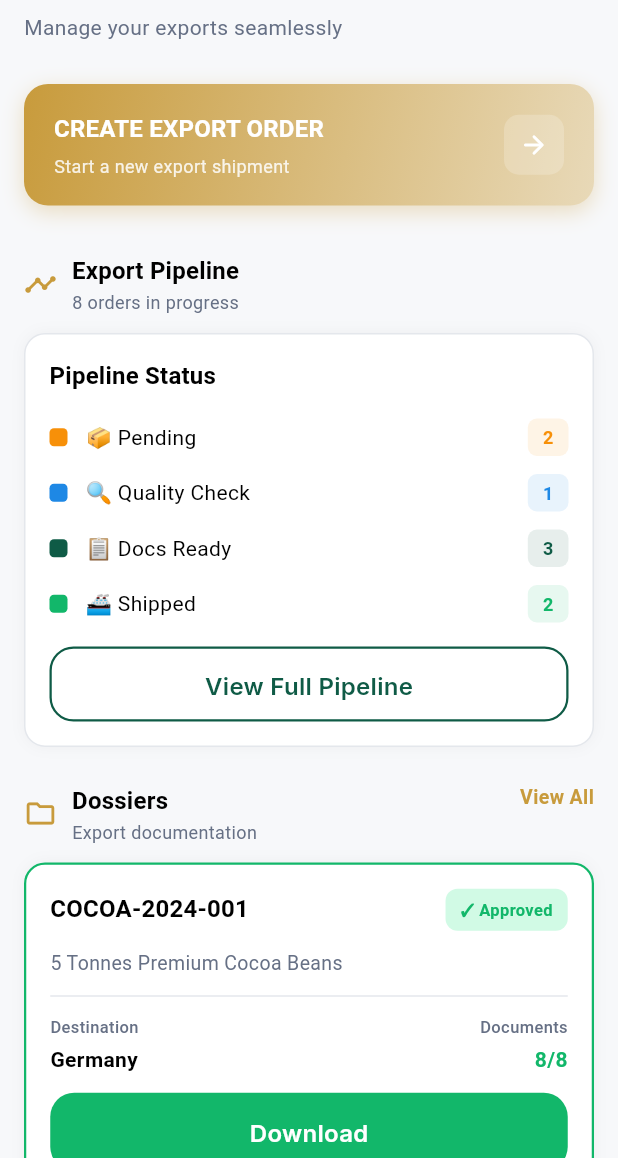
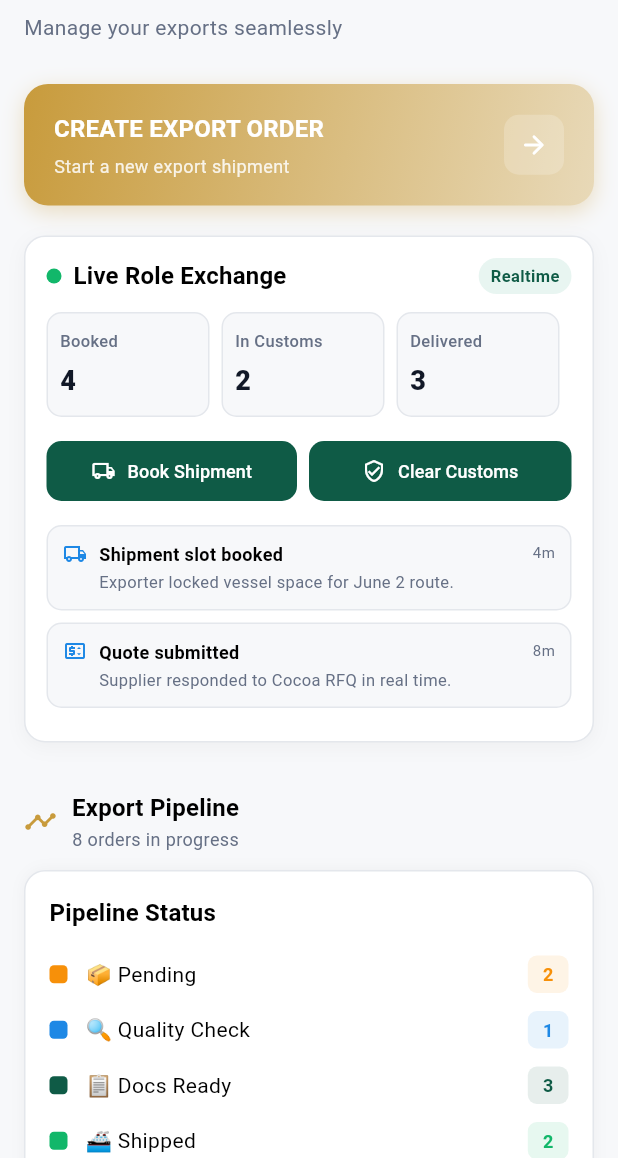
Before and after one commit to Ukwun/AfriGO, a Flutter app: the ExporterHomeScreen screen opened by its route, on a phone screen of 412 x 824 dp, the part 78-1236 px from its top. Run offline on Flutter 3.47's test engine with Material 3 defaults, Android fonts, the phone set to English and light mode, and no system bars; our stand-ins replace carousel_slider, dio, firebase_auth, firebase_core, firebase_messaging, fl_chart and 15 more; missing offline and left inert: flutter_facebook_auth; accounts and stored records are empty; generated files the repository leaves out were written again.

Commit message:
Implement real-time cross-role interaction model on role dashboards
- Add shared live market activity provider for buyer/supplier/exporter
- Introduce interactive Live Role Exchange panel with animated metrics/events
- Wire role-specific real-time actions (RFQ, quote, lot ready, shipment, customs, payment)
- Embed panel into buyer, supplier, and exporter home screens
- Ensure role actions are clickable and update shared state instantly
- Keep transitions smooth with animated counters and event feed

```diff
--- /dev/null
+++ b/mobile-app/lib/presentation/providers/live_market_activity_provider.dart
@@ -0,0 +1,226 @@
+import 'package:flutter_riverpod/flutter_riverpod.dart';
+
+enum LiveActorRole { buyer, supplier, exporter }
+
+enum LiveEventType {
+  rfqPosted,
+  quoteSubmitted,
+  lotReady,
+  shipmentBooked,
+  customsCleared,
+  paymentReleased,
+}
+
+class LiveRoleStats {
+  const LiveRoleStats({
+    required this.openRfqs,
+    required this.activeQuotes,
+    required this.readyLots,
+    required this.bookedShipments,
+    required this.inCustoms,
+    required this.deliveredToday,
+  });
+
+  final int openRfqs;
+  final int activeQuotes;
+  final int readyLots;
+  final int bookedShipments;
+  final int inCustoms;
+  final int deliveredToday;
+
+  LiveRoleStats copyWith({
+    int? openRfqs,
+    int? activeQuotes,
+    int? readyLots,
+    int? bookedShipments,
+    int? inCustoms,
+    int? deliveredToday,
+  }) {
+    return LiveRoleStats(
+      openRfqs: openRfqs ?? this.openRfqs,
+      activeQuotes: activeQuotes ?? this.activeQuotes,
+      readyLots: readyLots ?? this.readyLots,
+      bookedShipments: bookedShipments ?? this.bookedShipments,
+      inCustoms: inCustoms ?? this.inCustoms,
+      deliveredToday: deliveredToday ?? this.deliveredToday,
+    );
+  }
+}
+
+class LiveActivityEvent {
+  const LiveActivityEvent({
+    required this.id,
+    required this.type,
+    required this.actor,
+    required this.title,
+    required this.subtitle,
+    required this.timestamp,
+  });
+
+  final String id;
+  final LiveEventType type;
+  final LiveActorRole actor;
+  final String title;
+  final String subtitle;
+  final DateTime timestamp;
+}
+
+class LiveMarketActivityState {
+  const LiveMarketActivityState({
+    required this.stats,
+    required this.events,
+  });
+
+  final LiveRoleStats stats;
+  final List<LiveActivityEvent> events;
+
+  LiveMarketActivityState copyWith({
+    LiveRoleStats? stats,
+    List<LiveActivityEvent>? events,
+  }) {
+    return LiveMarketActivityState(
+      stats: stats ?? this.stats,
+      events: events ?? this.events,
+    );
+  }
+}
+
+class LiveMarketActivityNotifier
+    extends StateNotifier<LiveMarketActivityState> {
+  LiveMarketActivityNotifier()
+      : super(
+          LiveMarketActivityState(
+            stats: const LiveRoleStats(
+              openRfqs: 5,
+              activeQuotes: 14,
+              readyLots: 6,
+              bookedShipments: 4,
+              inCustoms: 2,
+              deliveredToday: 3,
+            ),
+            events: [
+              LiveActivityEvent(
+                id: 'evt-boot-1',
+                type: LiveEventType.shipmentBooked,
+                actor: LiveActorRole.exporter,
+                title: 'Shipment slot booked',
+                subtitle: 'Exporter locked vessel space for June 2 route.',
+                timestamp: DateTime.now().subtract(const Duration(minutes: 4)),
+              ),
+              LiveActivityEvent(
+                id: 'evt-boot-2',
+                type: LiveEventType.quoteSubmitted,
+                actor: LiveActorRole.supplier,
+                title: 'Quote submitted',
+                subtitle: 'Supplier responded to Cocoa RFQ in real time.',
+                timestamp: DateTime.now().subtract(const Duration(minutes: 8)),
+              ),
+            ],
+          ),
+        );
+
+  void buyerPostRfq() {
+    final nextStats = state.stats.copyWith(openRfqs: state.stats.openRfqs + 1);
+    _pushEvent(
+      type: LiveEventType.rfqPosted,
+      actor: LiveActorRole.buyer,
+      title: 'Buyer posted RFQ',
+      subtitle: 'Suppliers can now submit quotes immediately.',
+      stats: nextStats,
+    );
+  }
+
+  void supplierSubmitQuote() {
+    final nextStats = state.stats.copyWith(
+      activeQuotes: state.stats.activeQuotes + 1,
+      openRfqs: state.stats.openRfqs > 0 ? state.stats.openRfqs - 1 : 0,
+    );
+    _pushEvent(
+      type: LiveEventType.quoteSubmitted,
+      actor: LiveActorRole.supplier,
+      title: 'Supplier submitted quote',
+      subtitle: 'Buyer received a new counter-ready quote.',
+      stats: nextStats,
+    );
+  }
+
+  void supplierMarkLotReady() {
+    final nextStats =
+        state.stats.copyWith(readyLots: state.stats.readyLots + 1);
+    _pushEvent(
+      type: LiveEventType.lotReady,
+      actor: LiveActorRole.supplier,
+      title: 'Lot marked ready',
+      subtitle: 'Exporter can now book shipment and customs prep.',
+      stats: nextStats,
+    );
+  }
+
+  void exporterBookShipment() {
+    final nextStats = state.stats.copyWith(
+      readyLots: state.stats.readyLots > 0 ? state.stats.readyLots - 1 : 0,
+      bookedShipments: state.stats.bookedShipments + 1,
+    );
+    _pushEvent(
+      type: LiveEventType.shipmentBooked,
+      actor: LiveActorRole.exporter,
+      title: 'Exporter booked shipment',
+      subtitle: 'Route locked and buyer ETA updated in real time.',
+      stats: nextStats,
+    );
+  }
+
+  void exporterClearCustoms() {
+    final nextStats = state.stats.copyWith(
+      bookedShipments:
+          state.stats.bookedShipments > 0 ? state.stats.bookedShipments - 1 : 0,
+      inCustoms: state.stats.inCustoms + 1,
+    );
+    _pushEvent(
+      type: LiveEventType.customsCleared,
+      actor: LiveActorRole.exporter,
+      title: 'Customs milestone cleared',
+      subtitle: 'Shipment advanced to final-mile release.',
+      stats: nextStats,
+    );
+  }
+
+  void buyerReleasePayment() {
+    final nextStats = state.stats.copyWith(
+      inCustoms: state.stats.inCustoms > 0 ? state.stats.inCustoms - 1 : 0,
+      deliveredToday: state.stats.deliveredToday + 1,
+    );
+    _pushEvent(
+      type: LiveEventType.paymentReleased,
+      actor: LiveActorRole.buyer,
+      title: 'Buyer released escrow payment',
+      subtitle: 'Supplier payout confirmed and transaction closed.',
+      stats: nextStats,
+    );
+  }
+
+  void _pushEvent({
+    required LiveEventType type,
+    required LiveActorRole actor,
+    required String title,
+    required String subtitle,
+    required LiveRoleStats stats,
+  }) {
+    final entry = LiveActivityEvent(
+      id: 'evt-${DateTime.now().microsecondsSinceEpoch}',
+      type: type,
+      actor: actor,
+      title: title,
+      subtitle: subtitle,
+      timestamp: DateTime.now(),
+    );
+
+    final updated = [entry, ...state.events].take(20).toList(growable: false);
+    state = state.copyWith(stats: stats, events: updated);
+  }
+}
+
+final liveMarketActivityProvider =
+    StateNotifierProvider<LiveMarketActivityNotifier, LiveMarketActivityState>(
+  (ref) => LiveMarketActivityNotifier(),
+);
--- a/mobile-app/lib/presentation/screens/home/buyer_home_screen.dart
+++ b/mobile-app/lib/presentation/screens/home/buyer_home_screen.dart
@@ -2,9 +2,9 @@ import 'package:flutter/material.dart';
 import 'package:flutter/services.dart';
 import 'package:flutter_riverpod/flutter_riverpod.dart';
 import 'package:go_router/go_router.dart';
-import 'package:animations/animations.dart';
 import '../../../config/colors.dart';
-import '../../../config/theme.dart';
+import '../../providers/live_market_activity_provider.dart';
+import '../../widgets/live_role_exchange_panel.dart';
 import '../../widgets/motion_system.dart';
 
 /// Buyer Home Screen - Procurement focused on sourcing
@@ -63,6 +63,13 @@ class _BuyerHomeScreenState extends ConsumerState<BuyerHomeScreen>
                 begin: const Offset(0, 0.3),
                 duration: const Duration(milliseconds: 500),
                 child: _buildCreateRFQButton(context),
+              ),
+              const SizedBox(height: 20),
+
+              // ========== LIVE ROLE INTERACTION ==========
+              FadeInTransition(
+                duration: const Duration(milliseconds: 450),
+                child: const LiveRoleExchangePanel(role: LiveActorRole.buyer),
               ),
               const SizedBox(height: 32),
 
--- a/mobile-app/lib/presentation/screens/home/exporter_home_screen.dart
+++ b/mobile-app/lib/presentation/screens/home/exporter_home_screen.dart
@@ -2,9 +2,9 @@ import 'package:flutter/material.dart';
 import 'package:flutter/services.dart';
 import 'package:flutter_riverpod/flutter_riverpod.dart';
 import 'package:go_router/go_router.dart';
-import 'package:animations/animations.dart';
 import '../../../config/colors.dart';
-import '../../../config/theme.dart';
+import '../../providers/live_market_activity_provider.dart';
+import '../../widgets/live_role_exchange_panel.dart';
 import '../../widgets/motion_system.dart';
 
 /// Exporter Home Screen - Export operations and compliance focused
@@ -63,6 +63,14 @@ class _ExporterHomeScreenState extends ConsumerState<ExporterHomeScreen>
                 begin: const Offset(0, 0.3),
                 duration: const Duration(milliseconds: 500),
                 child: _buildCreateExportButton(context),
+              ),
+              const SizedBox(height: 20),
+
+              // ========== LIVE ROLE INTERACTION ==========
+              FadeInTransition(
+                duration: const Duration(milliseconds: 450),
+                child:
+                    const LiveRoleExchangePanel(role: LiveActorRole.exporter),
               ),
               const SizedBox(height: 32),
 
--- a/mobile-app/lib/presentation/screens/home/supplier_home_screen.dart
+++ b/mobile-app/lib/presentation/screens/home/supplier_home_screen.dart
@@ -2,11 +2,10 @@ import 'package:flutter/material.dart';
 import 'package:flutter/services.dart';
 import 'package:flutter_riverpod/flutter_riverpod.dart';
 import 'package:go_router/go_router.dart';
-import 'package:animations/animations.dart';
 import '../../../config/colors.dart';
-import '../../../config/theme.dart';
+import '../../providers/live_market_activity_provider.dart';
+import '../../widgets/live_role_exchange_panel.dart';
 import '../../widgets/motion_system.dart';
-import '../../widgets/modern_components.dart';
 
 /// Supplier Home Screen - Commodity sellers focused on lot management
 ///
@@ -65,6 +64,14 @@ class _SupplierHomeScreenState extends ConsumerState<SupplierHomeScreen>
                 begin: const Offset(0, 0.3),
                 duration: const Duration(milliseconds: 500),
                 child: _buildListNewLotButton(context),
+              ),
+              const SizedBox(height: 20),
+
+              // ========== LIVE ROLE INTERACTION ==========
+              FadeInTransition(
+                duration: const Duration(milliseconds: 450),
+                child:
+                    const LiveRoleExchangePanel(role: LiveActorRole.supplier),
               ),
               const SizedBox(height: 32),
 
--- /dev/null
+++ b/mobile-app/lib/presentation/widgets/live_role_exchange_panel.dart
@@ -0,0 +1,353 @@
+import 'package:flutter/material.dart';
+import 'package:flutter/services.dart';
+import 'package:flutter_riverpod/flutter_riverpod.dart';
+import 'package:go_router/go_router.dart';
+
+import '../../config/colors.dart';
+import '../providers/live_market_activity_provider.dart';
+
+class LiveRoleExchangePanel extends ConsumerWidget {
+  const LiveRoleExchangePanel({
+    super.key,
+    required this.role,
+  });
+
+  final LiveActorRole role;
+
+  @override
+  Widget build(BuildContext context, WidgetRef ref) {
+    final state = ref.watch(liveMarketActivityProvider);
+    final notifier = ref.read(liveMarketActivityProvider.notifier);
+
+    return Container(
+      decoration: BoxDecoration(
+        color: AppColors.surfaceCard,
+        borderRadius: BorderRadius.circular(14),
+        border: Border.all(color: AppColors.borderDefault),
+        boxShadow: [
+          BoxShadow(
+            color: Colors.black.withOpacity(0.04),
+            blurRadius: 10,
+            offset: const Offset(0, 3),
+          ),
+        ],
+      ),
+      child: Padding(
+        padding: const EdgeInsets.all(14),
+        child: Column(
+          crossAxisAlignment: CrossAxisAlignment.start,
+          children: [
+            _buildHeader(context),
+            const SizedBox(height: 12),
+            _buildStatsRow(state),
+            const SizedBox(height: 12),
+            _buildActionRow(context, notifier),
+            const SizedBox(height: 12),
+            _buildEvents(state),
+          ],
+        ),
+      ),
+    );
+  }
+
+  Widget _buildHeader(BuildContext context) {
+    return Row(
+      children: [
+        TweenAnimationBuilder<double>(
+          tween: Tween(begin: 0.85, end: 1),
+          duration: const Duration(milliseconds: 900),
+          curve: Curves.easeInOut,
+          builder: (context, value, child) {
+            return Transform.scale(scale: value, child: child);
+          },
+          child: Container(
+            width: 10,
+            height: 10,
+            decoration: const BoxDecoration(
+              color: AppColors.successGreen,
+              shape: BoxShape.circle,
+            ),
+          ),
+        ),
+        const SizedBox(width: 8),
+        Text(
+          'Live Role Exchange',
+          style: Theme.of(context).textTheme.titleMedium?.copyWith(
+                fontWeight: FontWeight.w700,
+              ),
+        ),
+        const Spacer(),
+        Container(
+          padding: const EdgeInsets.symmetric(horizontal: 8, vertical: 4),
+          decoration: BoxDecoration(
+            color: AppColors.primaryGreenLighter,
+            borderRadius: BorderRadius.circular(100),
+          ),
+          child: const Text(
+            'Realtime',
+            style: TextStyle(
+              color: AppColors.primaryGreen,
+              fontSize: 11,
+              fontWeight: FontWeight.w700,
+            ),
+          ),
+        ),
+      ],
+    );
+  }
+
+  Widget _buildStatsRow(LiveMarketActivityState state) {
+    final stats = state.stats;
+    final tiles = switch (role) {
+      LiveActorRole.buyer => [
+          ('Open RFQs', stats.openRfqs),
+          ('Active Quotes', stats.activeQuotes),
+          ('Delivered', stats.deliveredToday),
+        ],
+      LiveActorRole.supplier => [
+          ('Ready Lots', stats.readyLots),
+          ('Active Quotes', stats.activeQuotes),
+          ('Paid Today', stats.deliveredToday),
+        ],
+      LiveActorRole.exporter => [
+          ('Booked', stats.bookedShipments),
+          ('In Customs', stats.inCustoms),
+          ('Delivered', stats.deliveredToday),
+        ],
+    };
+
+    return Row(
+      children: tiles
+          .map(
+            (tile) => Expanded(
+              child: Container(
+                margin: const EdgeInsets.only(right: 8),
+                padding:
+                    const EdgeInsets.symmetric(vertical: 10, horizontal: 8),
+                decoration: BoxDecoration(
+                  color: AppColors.backgroundLight,
+                  borderRadius: BorderRadius.circular(10),
+                  border: Border.all(color: AppColors.borderDefault),
+                ),
+                child: Column(
+                  crossAxisAlignment: CrossAxisAlignment.start,
+                  children: [
+                    Text(
+                      tile.$1,
+                      maxLines: 1,
+                      overflow: TextOverflow.ellipsis,
+                      style: const TextStyle(
+                        fontSize: 11,
+                        color: AppColors.textSecondary,
+                        fontWeight: FontWeight.w500,
+                      ),
+                    ),
+                    const SizedBox(height: 6),
+                    AnimatedSwitcher(
+                      duration: const Duration(milliseconds: 260),
+                      transitionBuilder: (child, animation) {
+                        return FadeTransition(
+                          opacity: animation,
+                          child:
+                              ScaleTransition(scale: animation, child: child),
+                        );
+                      },
+                      child: Text(
+                        '${tile.$2}',
+                        key: ValueKey('${tile.$1}-${tile.$2}'),
+                        style: const TextStyle(
+                          fontSize: 18,
+                          fontWeight: FontWeight.w800,
+                          color: AppColors.textDark,
+                        ),
+                      ),
+                    ),
+                  ],
+                ),
+              ),
+            ),
+          )
+          .toList(),
+    );
+  }
+
+  Widget _buildActionRow(
+    BuildContext context,
+    LiveMarketActivityNotifier notifier,
+  ) {
+    final List<(String, IconData, void Function())> actions = switch (role) {
+      LiveActorRole.buyer => [
+          (
+            'Post RFQ',
+            Icons.request_quote_outlined,
+            () {
+              notifier.buyerPostRfq();
+              context.push('/rfqs/create');
+            }
+          ),
+          (
+            'Release Payment',
+            Icons.price_check_outlined,
+            () {
+              notifier.buyerReleasePayment();
+              ScaffoldMessenger.of(context).showSnackBar(
+                const SnackBar(content: Text('Escrow payment released.')),
+              );
+            }
+          ),
+        ],
+      LiveActorRole.supplier => [
+          (
+            'Submit Quote',
+            Icons.sell_outlined,
+            () {
+              notifier.supplierSubmitQuote();
+              context.push('/rfqs');
+            }
+          ),
+          (
+            'Lot Ready',
+            Icons.inventory_2_outlined,
+            () {
+              notifier.supplierMarkLotReady();
+              context.push('/lots');
+            }
+          ),
+        ],
+      LiveActorRole.exporter => [
+          (
+            'Book Shipment',
+            Icons.local_shipping_outlined,
+            () {
+              notifier.exporterBookShipment();
+              context.push('/tracking');
+            }
+          ),
+          (
+            'Clear Customs',
+            Icons.verified_user_outlined,
+            () {
+              notifier.exporterClearCustoms();
+              context.push('/dossiers');
+            }
+          ),
+        ],
+    };
+
+    return Row(
+      children: actions
+          .map(
+            (action) => Expanded(
+              child: Padding(
+                padding:
+                    EdgeInsets.only(right: action == actions.first ? 8 : 0),
+                child: FilledButton.icon(
+                  onPressed: () {
+                    HapticFeedback.lightImpact();
+                    action.$3();
+                  },
+                  style: FilledButton.styleFrom(
+                    backgroundColor: AppColors.primaryGreen,
+                    foregroundColor: Colors.white,
+                    padding: const EdgeInsets.symmetric(vertical: 10),
+                    shape: RoundedRectangleBorder(
+                      borderRadius: BorderRadius.circular(10),
+                    ),
+                  ),
+                  icon: Icon(action.$2, size: 16),
+                  label: Text(
+                    action.$1,
+                    style: const TextStyle(fontSize: 12),
+                  ),
+                ),
+              ),
+            ),
+          )
+          .toList(),
+    );
+  }
+
+  Widget _buildEvents(LiveMarketActivityState state) {
+    final items = state.events.take(3).toList(growable: false);
+    return Column(
+      children: items
+          .map(
+            (event) => AnimatedContainer(
+              duration: const Duration(milliseconds: 280),
+              margin: const EdgeInsets.only(bottom: 8),
+              padding: const EdgeInsets.all(10),
+              decoration: BoxDecoration(
+                color: AppColors.backgroundLight,
+                borderRadius: BorderRadius.circular(10),
+                border: Border.all(color: AppColors.borderDefault),
+              ),
+              child: Row(
+                crossAxisAlignment: CrossAxisAlignment.start,
+                children: [
+                  Icon(
+                    _iconForType(event.type),
+                    size: 16,
+                    color: AppColors.accentBlue,
+                  ),
+                  const SizedBox(width: 8),
+                  Expanded(
+                    child: Column(
+                      crossAxisAlignment: CrossAxisAlignment.start,
+                      children: [
+                        Text(
+                          event.title,
+                          style: const TextStyle(
+                            fontSize: 12,
+                            fontWeight: FontWeight.w700,
+                          ),
+                        ),
+                        const SizedBox(height: 2),
+                        Text(
+                          event.subtitle,
+                          style: const TextStyle(
+                            fontSize: 11,
+                            color: AppColors.textSecondary,
+                          ),
+                        ),
+                      ],
+                    ),
+                  ),
+                  Text(
+                    _timeAgo(event.timestamp),
+                    style: const TextStyle(
+                      fontSize: 10,
+                      color: AppColors.textSecondary,
+                    ),
+                  ),
+                ],
+              ),
+            ),
+          )
+          .toList(),
+    );
+  }
+
+  IconData _iconForType(LiveEventType type) {
+    switch (type) {
+      case LiveEventType.rfqPosted:
+        return Icons.request_quote_outlined;
+      case LiveEventType.quoteSubmitted:
+        return Icons.price_change_outlined;
+      case LiveEventType.lotReady:
+        return Icons.inventory_2_outlined;
+      case LiveEventType.shipmentBooked:
+        return Icons.local_shipping_outlined;
+      case LiveEventType.customsCleared:
+        return Icons.fact_check_outlined;
+      case LiveEventType.paymentReleased:
+        return Icons.payments_outlined;
+    }
+  }
+
+  String _timeAgo(DateTime timestamp) {
+    final diff = DateTime.now().difference(timestamp);
+    if (diff.inSeconds < 60) return '${diff.inSeconds}s';
+    if (diff.inMinutes < 60) return '${diff.inMinutes}m';
+    return '${diff.inHours}h';
+  }
+}
```
